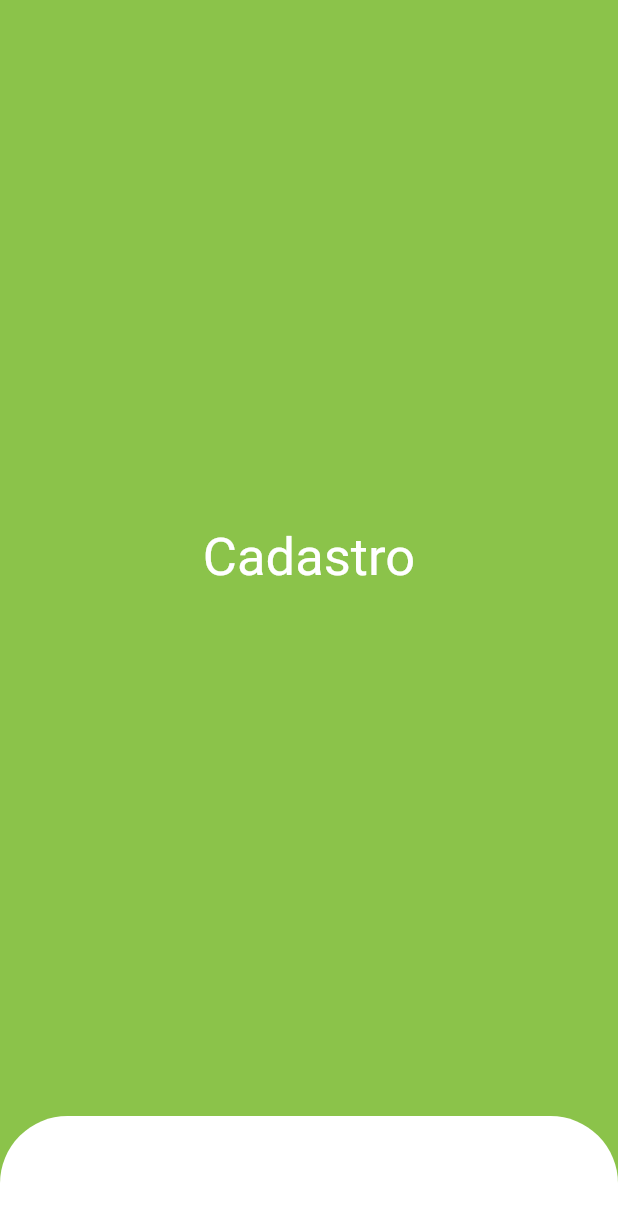
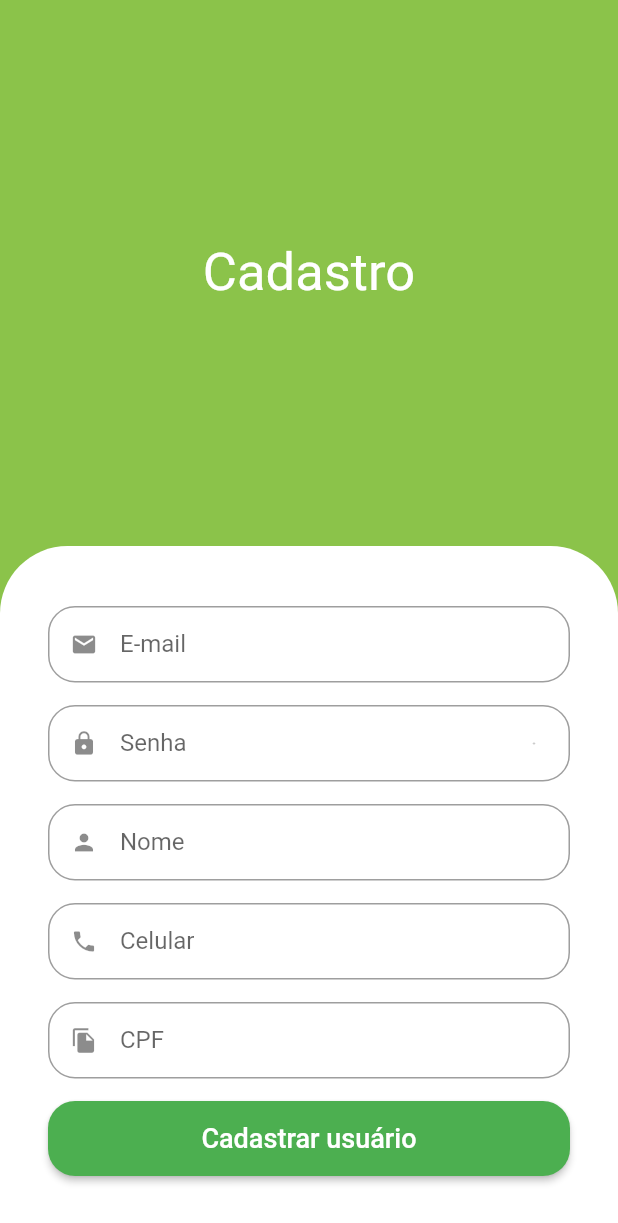
Before and after one commit to soapmactavish23/greengroccer, a Flutter app: the SignUpScreen screen opened directly, on a phone screen of 412 x 824 dp. Shown: the top 1223 px of the screen. Run offline on Flutter 3.47's test engine with Material 2 defaults, Android fonts, the phone set to English and light mode, and no system bars; our stand-ins replace animated_text_kit.

Commit message:
Adicionando o formulário, botão de cadastro e rolagem

```diff
--- a/lib/src/auth/sign_up_screen.dart
+++ b/lib/src/auth/sign_up_screen.dart
@@ -1,4 +1,5 @@
 import 'package:flutter/material.dart';
+import 'package:greengrocer/src/auth/components/custom_text_field.dart';
 import 'package:greengrocer/src/auth/config/custom_colors.dart';
 
 class SignUpScreen extends StatelessWidget {
@@ -6,9 +7,15 @@ class SignUpScreen extends StatelessWidget {
 
   @override
   Widget build(BuildContext context) {
+
+    final size = MediaQuery.of(context).size;
+
     return Scaffold(
       backgroundColor: CustomColors.customSwatchColor,
-      body: Column(
+      body: SingleChildScrollView(
+        child: SizedBox(
+          height: size.height,
+          child: Column(
             children: [
               const Expanded(
                 child: Center(
@@ -29,8 +36,51 @@ class SignUpScreen extends StatelessWidget {
                     top: Radius.circular(45),
                   ),
                 ),
+                child: Column(
+                  crossAxisAlignment: CrossAxisAlignment.stretch,
+                  children: [
+                    const CustomTextField(
+                      icon: Icons.email,
+                      label: 'E-mail',
+                    ),
+                    const CustomTextField(
+                      icon: Icons.lock,
+                      label: 'Senha',
+                      isSecret: true,
+                    ),
+                    const CustomTextField(
+                      icon: Icons.person,
+                      label: 'Nome',
+                    ),
+                    const CustomTextField(
+                      icon: Icons.phone,
+                      label: 'Celular',
+                    ),
+                    const CustomTextField(
+                      icon: Icons.file_copy,
+                      label: 'CPF',
+                    ),
+                    SizedBox(
+                      height: 50,
+                      child: ElevatedButton(
+                        style: ElevatedButton.styleFrom(
+                          shape: RoundedRectangleBorder(
+                            borderRadius: BorderRadius.circular(18),
+                          ),
+                        ),
+                        onPressed: () {},
+                        child: const Text(
+                          'Cadastrar usuário',
+                          style: TextStyle(fontSize: 18),
+                        ),
+                      ),
+                    )
+                  ],
+                ),
               ),
             ],
+          ),
+        ),
       ),
     );
   }
```
Lines whose indentation alone changed are shown as unchanged.
